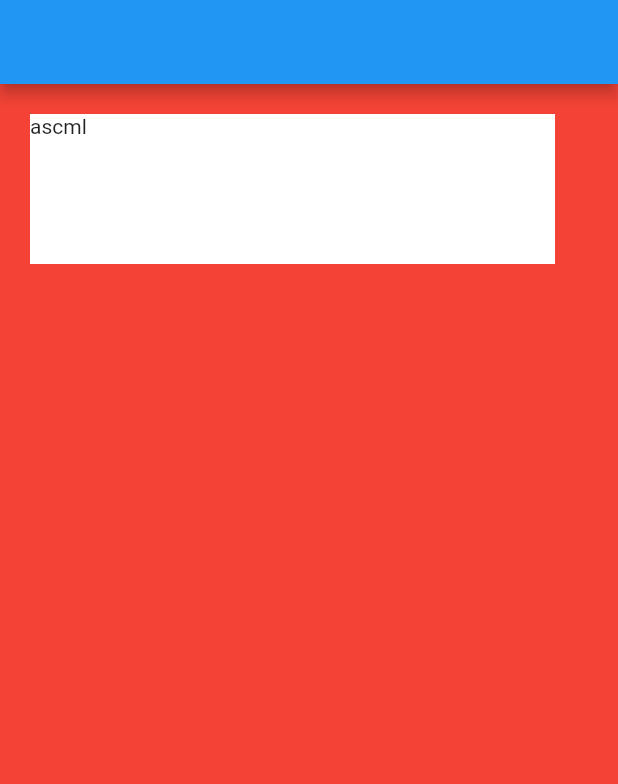
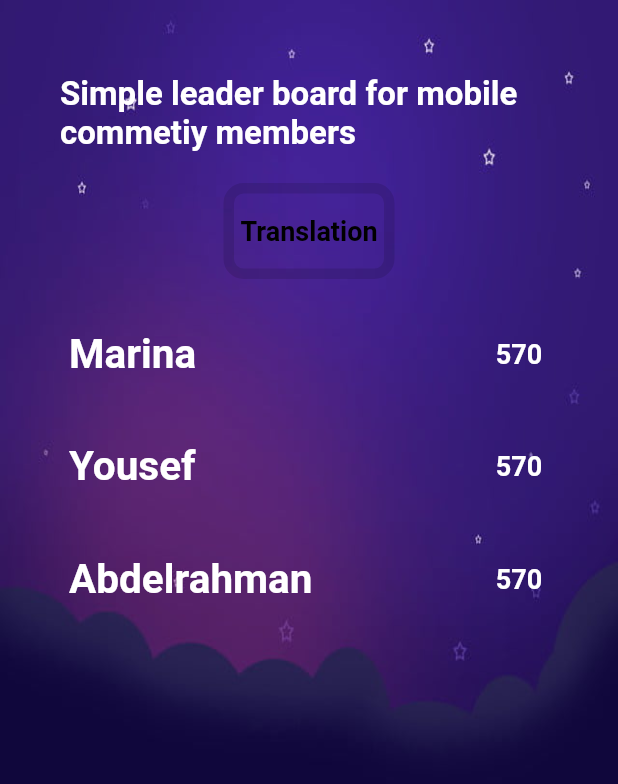
Before and after one commit to Marina-Nabil22/mobile-team, a Flutter app: the screen it shows after launch, on a phone screen of 412 x 824 dp. Shown: the top 784 px of the screen. Run offline on Flutter 3.47's test engine with Material 2 defaults, Android fonts, the phone set to English and light mode, and no system bars.

Commit message:
translation

```diff
--- a/lib/app_root/app_root.dart
+++ b/lib/app_root/app_root.dart
@@ -11,7 +11,8 @@ class AppRoot extends StatefulWidget {
 class _AppRootState extends State<AppRoot> {
   @override
   Widget build(BuildContext context) {
-    return MaterialApp(
+    return const MaterialApp(
+      debugShowCheckedModeBanner: false,
       home: HomeScreem(
 
       ),
--- a/lib/componate/content.dart
+++ b/lib/componate/content.dart
@@ -1,8 +1,12 @@
+import 'dart:typed_data';
+
 import 'package:flutter/material.dart';
+// ignore: must_be_immutable
 class Content extends StatefulWidget {
 
-  Content({Key? key,required this.text}) : super(key: key);
+  Content({Key? key,required this.text,required this.score}) : super(key: key);
   String text;
+  int score;
 
   @override
   State<Content> createState() => _ContentState();
@@ -14,11 +18,34 @@ class _ContentState extends State<Content> {
   Widget build(BuildContext context) {
     return Container(
       // padding: EdgeInsets.all(20),
-      margin: EdgeInsets.all(20),
-      height: 100,
-      width: 350,
-      color: Colors.white,
-      child: Text(widget.text),
+      margin:const EdgeInsets.only(top: 25),
+      height: 50,
+      width: 320,
+      // color: Colors.white,
+      child: Row(
+        children: [
+          Expanded(
+            flex: 8,
+            child: Text(widget.text,
+          style: const TextStyle(
+            color: Colors.white,
+            fontWeight: FontWeight.bold,
+            fontSize: 27
+          ),
+          ),
+          ),
+          Expanded(
+            flex: 1,
+            child: Text('${widget.score}',
+             style: const TextStyle(
+            color: Colors.white,
+            fontWeight: FontWeight.bold,
+            fontSize: 18
+          ),
+            )
+            )
+        ],
+      ),
     );
   }
 }
--- a/lib/screen/home_screen.dart
+++ b/lib/screen/home_screen.dart
@@ -1,6 +1,13 @@
+// ignore_for_file: non_constant_identifier_names
+
 import 'package:flutter/material.dart';
 import 'package:untitled/componate/content.dart';
 
+import '../componate/toggle_buttons.dart';
+List <Widget>l=[Content(text: 'Marina',score: 570,),Content(text: 'Yousef',score: 570,),Content(text: 'Abdelrahman',score: 570,)];
+List <String>Trans=['English','Arabic'];
+List<bool>li=[false];
+ Color x=Colors.white;
 class HomeScreem extends StatefulWidget {
   const HomeScreem({Key? key}) : super(key: key);
 
@@ -12,14 +19,76 @@ class _HomeScreemState extends State<HomeScreem> {
   @override
   Widget build(BuildContext context) {
     return Scaffold(
-      backgroundColor: Colors.red,
-        appBar: AppBar(
-          backgroundColor: Colors.blue,
+      //backgroundColor:const Color.fromARGB(255, 2, 50, 90),
+      body:  Container(
+        decoration: BoxDecoration(
+          image: DecorationImage(image: AssetImage('assets/cover.jpg',
+          ),
+          fit: BoxFit.fill
+          )
         ),
-      body: Container(
         child: Column(
+          crossAxisAlignment: CrossAxisAlignment.center,
           children: [
-            Content(text: "ascml",),
+            Container(alignment: Alignment.topCenter,
+              margin: const EdgeInsets.only(top: 50,left: 40),
+              child: const Text('Simple leader board for mobile commetiy members',
+              style: TextStyle(
+                fontSize: 22,
+                fontWeight: FontWeight.bold,
+                color: Colors.white,
+              ),
+              ),
+            ),
+            SizedBox(height: 20,),
+               Row(mainAxisAlignment: MainAxisAlignment.center,
+                children:   [
+                ToggleButtons(
+                  constraints:   const BoxConstraints(
+                    minHeight: 50.0,
+                    minWidth: 100.0,
+                  ),
+                  borderWidth: 7,
+                  borderRadius: BorderRadius.horizontal(left: Radius.circular(10),right: Radius.circular(10)),
+                selectedBorderColor: Colors.deepPurple,
+                  selectedColor: Colors.white,
+                  fillColor: Colors.red[200],
+                  color: Colors.red[400],
+                  direction: Axis.vertical,
+                  children:[
+                 const Text('Translation',
+                 style: TextStyle(
+                  fontSize: 18,
+                  color: Colors.black,
+                  fontWeight: FontWeight.bold,
+                 ),
+                 )
+                 ,
+                ] , isSelected: li,
+                  onPressed: (index){
+                    setState(() {
+                      if(li[index]==false){
+                l=[Content(text:'مارينا',score: 570,),Content(text: 'يوسف',score: 570,),Content(text: 'عبد الرحمن',score: 570,)];
+                li[index]=true;
+                      }
+                      else {
+                        l=[Content(text: 'Marina',score: 570,),Content(text: 'Yousef',score: 570,),Content(text: 'Abdelrahman',score: 570,)];
+                        li[index]=false;
+                      }
+                    });
+                  },
+                )
+              ]
+              ),
+            Container(
+              alignment: Alignment.topCenter,
+              child: Column(mainAxisAlignment: MainAxisAlignment.start,
+                children:  [
+                 for(int i=0;i<l.length;i++)
+                 l[i],
+                ],
+              ),
+            ),
           ],
         ),
       ),
--- a/lib/translation/translation.dart
+++ b/lib/translation/translation.dart
@@ -1,13 +1,8 @@
 import 'package:flutter/material.dart';
 
-class Translation extends StatefulWidget {
+class Translation extends StatelessWidget {
   const Translation({Key? key}) : super(key: key);
 
-  @override
-  State<Translation> createState() => _TranslationState();
-}
-
-class _TranslationState extends State<Translation> {
   @override
   Widget build(BuildContext context) {
     return const Placeholder();
--- a/pubspec.yaml
+++ b/pubspec.yaml
@@ -30,6 +30,7 @@ environment:
 dependencies:
   flutter:
     sdk: flutter
+  flutter_translate: ^4.0.3
 
 
   # The following adds the Cupertino Icons font to your application.
@@ -59,9 +60,8 @@ flutter:
   uses-material-design: true
 
   # To add assets to your application, add an assets section, like this:
-  # assets:
-  #   - images/a_dot_burr.jpeg
-  #   - images/a_dot_ham.jpeg
+  assets:
+     - assets/cover.jpg
 
   # An image asset can refer to one or more resolution-specific "variants", see
   # https://flutter.dev/assets-and-images/#resolution-aware
```
Also changed, not shown: assets/cover.jpg (added), pubspec.lock, 1 other file.
